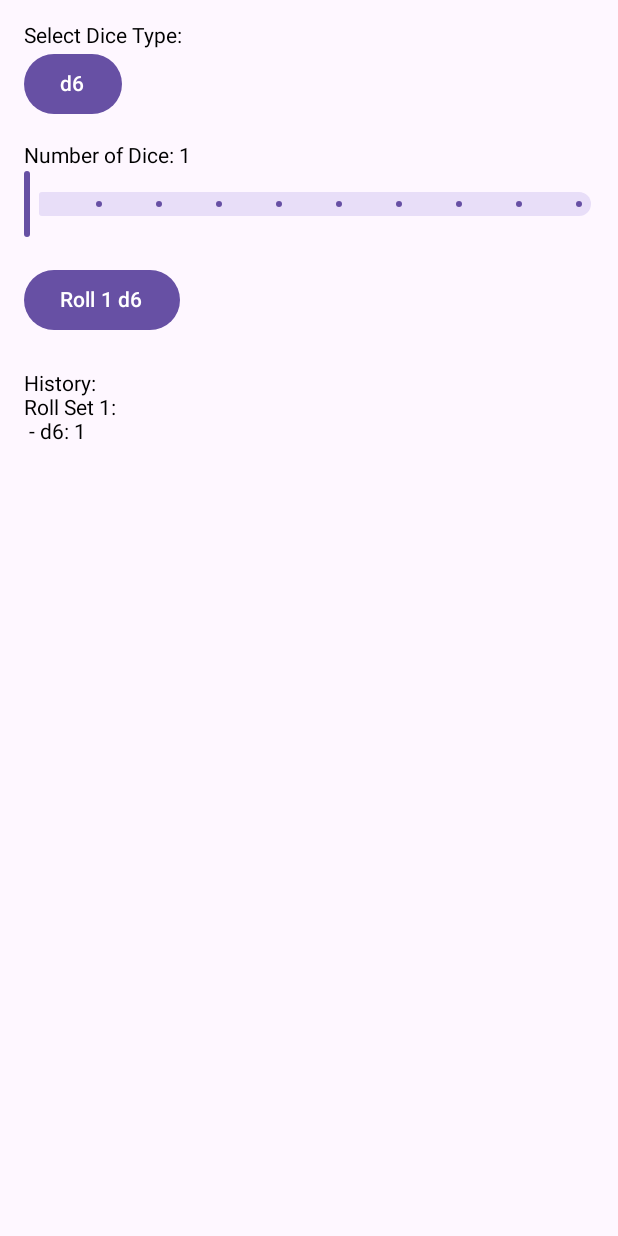
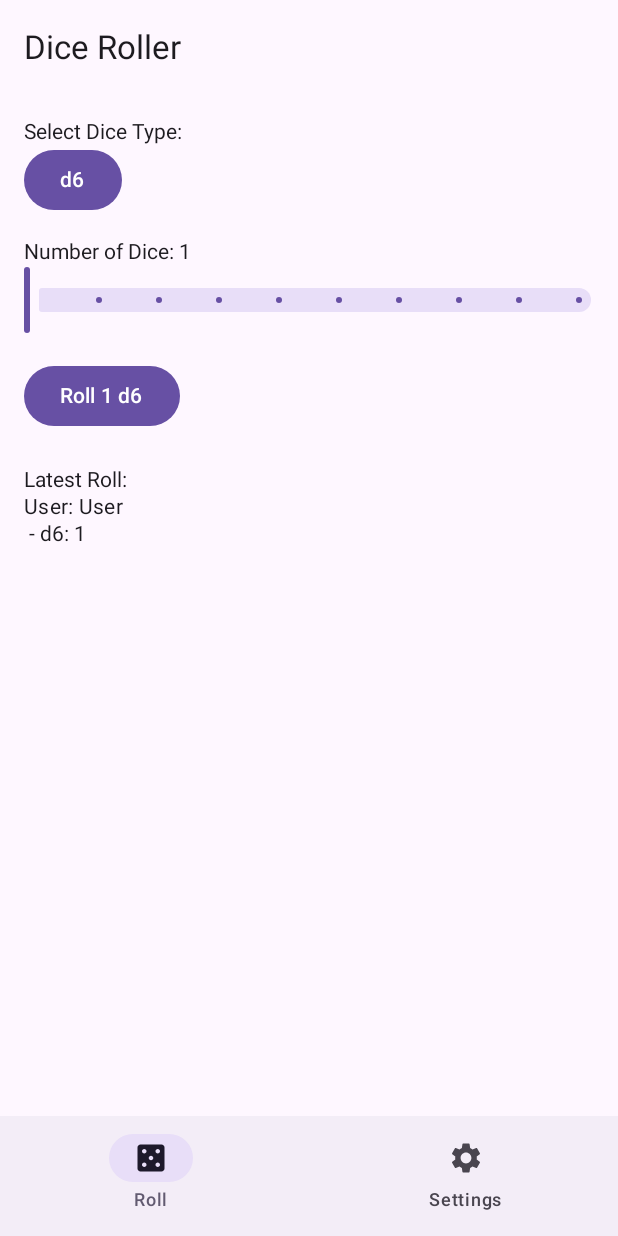
Before and after one commit to Kumo-chan/DMA-dice-roller-mini-projet, an Android app built with Jetpack Compose: the screen it shows after launch (MainActivity), after a tap on an icon or button, on a phone screen of 412 x 824 dp. Run offline under Robolectric (Android 15) with nearby library versions, the phone set to English and light mode, and no system bars; 5 statements that could not run were skipped.

Commit message:
layout changes and nearby fixes

```diff
--- a/app/build.gradle.kts
+++ b/app/build.gradle.kts
@@ -59,6 +59,8 @@ dependencies {
     implementation(libs.androidx.ui.graphics)
     implementation(libs.androidx.ui.tooling.preview)
     implementation(libs.androidx.material3)
+    implementation(libs.androidx.material.icons.extended)
+
     // Compose (tests)
     androidTestImplementation(platform(libs.androidx.compose.bom))
     androidTestImplementation(libs.androidx.ui.test.junit4)
--- a/app/src/main/java/ch/heigvd/iict/dma/dice/roller/MainActivity.kt
+++ b/app/src/main/java/ch/heigvd/iict/dma/dice/roller/MainActivity.kt
@@ -7,6 +7,8 @@ import android.Manifest
 import android.content.pm.PackageManager
 import android.os.Build
 import android.os.Bundle
+import android.os.Handler
+import android.os.Looper
 import android.util.Log
 import android.widget.Toast
 import androidx.activity.ComponentActivity
@@ -16,10 +18,10 @@ import androidx.activity.viewModels
 import androidx.compose.runtime.collectAsState
 import androidx.compose.runtime.getValue
 import androidx.compose.runtime.mutableStateMapOf
+import androidx.compose.runtime.mutableStateOf
 import androidx.core.content.ContextCompat
 import ch.heigvd.iict.dma.dice.roller.roll.Roller
 import ch.heigvd.iict.dma.dice.roller.ui.Layout
-
 
 class MainActivity : ComponentActivity() {
 
@@ -33,6 +35,7 @@ class MainActivity : ComponentActivity() {
     private val connectedDevices = mutableStateMapOf<String, String>()
     private val connectedEndpointIds = mutableSetOf<String>()
     //private val receivedMessages = mutableStateListOf<String>()
+    private var username = mutableStateOf("User")
 
     private val nearbyManager = NearbyManager(this)
     // Create permission launcher
@@ -46,18 +49,61 @@ class MainActivity : ComponentActivity() {
         }
     }
 
+    private val connectionMonitorHandler = Handler(Looper.getMainLooper())
+    private val connectionMonitorRunnable = object : Runnable {
+        override fun run() {
+            // Check if any devices are connected
+            if (connectedEndpointIds.isEmpty()) {
+                // If we should be connected but aren't, restart discovery
+                nearbyManager.stopDiscovery()
+                nearbyManager.stopAdvertising()
+
+                // Add a small delay before restarting
+                connectionMonitorHandler.postDelayed({
+                    nearbyManager.startDiscovery()
+                    nearbyManager.startAdvertising()
+                    Log.d("MainActivity", "Restarted Nearby discovery and advertising")
+                }, 1500)
+            }
+
+            // Schedule next check
+            connectionMonitorHandler.postDelayed(this, 30000) // Check every 30 seconds
+        }
+    }
+
     override fun onCreate(savedInstanceState: Bundle?) {
         super.onCreate(savedInstanceState)
         setContent {
             val history by viewModel.history.collectAsState()
-            layout.MainLayout(rollsResults = history,
+            layout.MainLayout(
+                rollsResults = history,
                 onRollDice = { diceSize, diceCount ->
-                viewModel.addRollsResult(roller.roll(Roll(diceSize, diceCount)))
-            })
+                    val rollResult = roller.roll(username.value, Roll(diceSize, diceCount))
+                    viewModel.addRollsResult(rollResult)
+
+                    // Send roll result to connected devices
+                    for (endpointId in connectedEndpointIds) {
+                        nearbyManager.sendRollResult(endpointId, rollResult)
+                    }
+                },
+                username = username.value,
+                onUsernameChanged = { newUsername ->
+                    username.value = newUsername
+                    // Notify connected devices about username change
+                    for (endpointId in connectedEndpointIds) {
+                        nearbyManager.sendHello(endpointId, newUsername)
+                    }
+                }
+            )
         }
 
+        setupNearbyManager()
         checkAndRequestPermissions()
+        connectionMonitorHandler.post(connectionMonitorRunnable)
 
+    }
+
+    private fun setupNearbyManager() {
         nearbyManager.setConnectionListener(object : NearbyManager.ConnectionListener {
             override fun onDeviceConnected(endpointId: String, deviceName: String) {
                 // Update will now trigger recomposition
@@ -95,7 +141,6 @@ class MainActivity : ComponentActivity() {
 
             override fun onRollResultReceived(endpointId: String, rollsResult: RollsResult) {
                 viewModel.addRollsResult(rollsResult)
-
             }
 
             override fun onDeviceDisconnected(endpointId: String) {
@@ -110,6 +155,10 @@ class MainActivity : ComponentActivity() {
                         Toast.LENGTH_SHORT
                     ).show()
                 }
+            }
+
+            override fun getUsername(): String {
+                return username.value
             }
         })
 
@@ -158,6 +207,14 @@ class MainActivity : ComponentActivity() {
     override fun onPause() {
         super.onPause()
     }
+
+    override fun onDestroy() {
+        super.onDestroy()
+        connectionMonitorHandler.removeCallbacks(connectionMonitorRunnable)
+        nearbyManager.disconnectFromAllEndpoints()
+        nearbyManager.stopAdvertising()
+        nearbyManager.stopDiscovery()
+    }
     private val requestBlePermissionLauncher = registerForActivityResult(ActivityResultContracts.RequestMultiplePermissions()) { permissions ->
 
         val isBLEGranted =  if(Build.VERSION.SDK_INT >= Build.VERSION_CODES.S)
--- a/app/src/main/java/ch/heigvd/iict/dma/dice/roller/NearbyManager.kt
+++ b/app/src/main/java/ch/heigvd/iict/dma/dice/roller/NearbyManager.kt
@@ -20,6 +20,9 @@ import com.google.android.gms.tasks.OnSuccessListener
 
 import RollsResult
 import com.google.gson.Gson
+import java.io.IOException
+import kotlin.collections.remove
+import kotlin.text.contains
 
 sealed class NearbyMessage {
     data class HelloMessage(val username: String) : NearbyMessage()
@@ -58,12 +61,19 @@ class NearbyManager(private val context: Activity) {
         fun onHelloMessageReceived(endpointId: String, username: String)
         fun onRollResultReceived(endpointId: String, rollResult: RollsResult)
         fun onDeviceDisconnected(endpointId: String)
+        fun getUsername(): String
     }
 
     private val STRATEGY: Strategy = Strategy.P2P_CLUSTER
     private val SERVICE_ID = "ch.heigvd.iict.dma.dice.roller"
-    private val advertisingOptions : AdvertisingOptions =
+    private val advertisingOptions: AdvertisingOptions =
         AdvertisingOptions.Builder().setStrategy(STRATEGY).build()
+
+    private val activeConnections = mutableSetOf<String>()
+    fun isConnected(endpointId: String): Boolean {
+        return endpointId in activeConnections
+    }
+
 
     // Add a connection listener field
     private var connectionListener: ConnectionListener? = null
@@ -84,13 +94,24 @@ class NearbyManager(private val context: Activity) {
                         val nearbyMessage = NearbyMessage.deserialize(message)
                         when (nearbyMessage) {
                             is NearbyMessage.HelloMessage -> {
-                                Log.d("NearbyManager", "Received hello from: ${nearbyMessage.username}")
-                                connectionListener?.onHelloMessageReceived(endpointId, nearbyMessage.username)
+                                Log.d(
+                                    "NearbyManager",
+                                    "Received hello from: ${nearbyMessage.username}"
+                                )
+                                connectionListener?.onHelloMessageReceived(
+                                    endpointId,
+                                    nearbyMessage.username
+                                )
                             }
+
                             is NearbyMessage.RollResultMessage -> {
                                 Log.d("NearbyManager", "Received roll result from $endpointId")
-                                connectionListener?.onRollResultReceived(endpointId, nearbyMessage.rollResult)
+                                connectionListener?.onRollResultReceived(
+                                    endpointId,
+                                    nearbyMessage.rollResult
+                                )
                             }
+
                             null -> {
                                 Log.e("NearbyManager", "Received invalid message format: $message")
                             }
@@ -113,7 +134,11 @@ class NearbyManager(private val context: Activity) {
             override fun onEndpointFound(endpointId: String, info: DiscoveredEndpointInfo) {
                 // A nearby endpoint was found. You can initiate a connection here.
                 Nearby.getConnectionsClient(context)
-                    .requestConnection(getLocalUserName(), endpointId, connectionLifecycleCallback)
+                    .requestConnection(
+                        connectionListener?.getUsername().toString(),
+                        endpointId,
+                        connectionLifecycleCallback
+                    )
             }
 
             override fun onEndpointLost(endpointId: String) {
@@ -123,20 +148,29 @@ class NearbyManager(private val context: Activity) {
 
     private val connectionLifecycleCallback = object : ConnectionLifecycleCallback() {
         override fun onConnectionInitiated(endpointId: String, connectionInfo: ConnectionInfo) {
+            try {
                 // Automatically accept the connection on both sides
                 Nearby.getConnectionsClient(context)
                     .acceptConnection(endpointId, payloadCallback)
+                    .addOnFailureListener { e ->
+                        Log.e("NearbyManager", "Failed to accept connection", e)
+                    }
 
-            Log.d("NearbyManager", "Connection initiated with endpoint: $endpointId")
+                Log.d("NearbyManager", "Connection initiated with endpoint: $endpointId (${connectionInfo.endpointName})")
+            } catch (e: Exception) {
+                Log.e("NearbyManager", "Exception during connection initiation", e)
+            }
         }
 
         override fun onConnectionResult(endpointId: String, result: ConnectionResolution) {
             when (result.status.statusCode) {
                 ConnectionsStatusCodes.STATUS_OK -> {
+                    // Add to active connections set
+                    activeConnections.add(endpointId)
                     // We're connected - send our device name
-                    // TODO get name then send it
-                    sendMessage(endpointId, "hello")
+                    sendHello(endpointId, connectionListener?.getUsername().toString())
                     Log.d("NearbyManager", "Connected to endpoint: $endpointId")
+                    connectionListener?.onDeviceConnected(endpointId, endpointId) // Use actual name if available
                 }
                 ConnectionsStatusCodes.STATUS_CONNECTION_REJECTED -> {
                     Log.d("NearbyManager", "Connection rejected by endpoint: $endpointId")
@@ -149,19 +183,22 @@ class NearbyManager(private val context: Activity) {
             }
         }
 
+
         override fun onDisconnected(endpointId: String) {
             Log.d("NearbyManager", "Disconnected from endpoint: $endpointId")
+            activeConnections.remove(endpointId)
             connectionListener?.onDeviceDisconnected(endpointId)
         }
     }
 
 
-
-
     fun startAdvertising() {
         Nearby.getConnectionsClient(context)
             .startAdvertising(
-                getLocalUserName(), SERVICE_ID, connectionLifecycleCallback, advertisingOptions
+                connectionListener?.getUsername().toString(),
+                SERVICE_ID,
+                connectionLifecycleCallback,
+                advertisingOptions
             )
             .addOnSuccessListener(
                 { unused: Void? ->
@@ -188,24 +225,46 @@ class NearbyManager(private val context: Activity) {
                 })
     }
 
-    private fun getLocalUserName(): String {
-        return "Device_" + android.os.Build.MODEL + "_" + android.os.Build.ID
+    fun stopAdvertising() {
+        Nearby.getConnectionsClient(context)
+            .stopAdvertising()
     }
 
+    fun stopDiscovery() {
+        Nearby.getConnectionsClient(context)
+            .stopDiscovery()
+    }
 
-    fun sendMessage(endpointId: String, message: String) {
+    fun disconnectFromAllEndpoints() {
+        if (activeConnections.isNotEmpty()) {
+            Nearby.getConnectionsClient(context).stopAllEndpoints()
+            activeConnections.clear()
+        }
+    }
 
-        val bytesPayload = Payload.fromBytes(message.toByteArray(Charsets.UTF_8))
+    fun retryConnection(endpointId: String) {
+        Log.d("NearbyManager", "Attempting to reconnect to: $endpointId")
+
+        if (activeConnections.contains(endpointId)) {
+            // Already connected, no need to retry
+            return
+        }
 
         Nearby.getConnectionsClient(context)
-            .sendPayload(endpointId, bytesPayload)
+            .requestConnection(
+                connectionListener?.getUsername().toString(),
+                endpointId,
+                connectionLifecycleCallback
+            )
             .addOnSuccessListener {
-                Log.d("NearbyManager", "Message sent successfully to $endpointId")
+                Log.d("NearbyManager", "Reconnection request successful to: $endpointId")
             }
             .addOnFailureListener { e ->
-                Log.e("NearbyManager", "Failed to send message to $endpointId", e)
+                Log.e("NearbyManager", "Reconnection request failed: ${e.message}")
+                connectionListener?.onConnectionFailed(endpointId, "Reconnection failed: ${e.message}")
             }
     }
+
 
     fun sendHello(endpointId: String, username: String) {
         val message = NearbyMessage.HelloMessage(username)
@@ -220,6 +279,12 @@ class NearbyManager(private val context: Activity) {
 
     // Helper method to send serialized messages
     private fun sendSerializedMessage(endpointId: String, serialized: String) {
+        if (!isConnected(endpointId)) {
+            Log.w("NearbyManager", "Attempted to send message to disconnected endpoint: $endpointId")
+            return
+        }
+
+        try {
             val bytesPayload = Payload.fromBytes(serialized.toByteArray(Charsets.UTF_8))
 
             Nearby.getConnectionsClient(context)
@@ -229,6 +294,26 @@ class NearbyManager(private val context: Activity) {
                 }
                 .addOnFailureListener { e ->
                     Log.e("NearbyManager", "Failed to send message to $endpointId", e)
+
+                    // Better error diagnostics
+                    when {
+                        e is IOException && e.message?.contains("closed") == true -> {
+                            Log.w("NearbyManager", "Connection closed, removing endpoint")
+                            activeConnections.remove(endpointId)
+                            connectionListener?.onDeviceDisconnected(endpointId)
+                        }
+                        e.message?.contains("not connected") == true -> {
+                            Log.w("NearbyManager", "Device not connected, removing from active connections")
+                            activeConnections.remove(endpointId)
+                            connectionListener?.onDeviceDisconnected(endpointId)
+                        }
+                        else -> {
+                            Log.e("NearbyManager", "Other send error: ${e.message}")
                         }
                     }
                 }
+        } catch (e: Exception) {
+            Log.e("NearbyManager", "Exception preparing message", e)
+        }
+    }
+}
--- a/app/src/main/java/ch/heigvd/iict/dma/dice/roller/roll/Roller.kt
+++ b/app/src/main/java/ch/heigvd/iict/dma/dice/roller/roll/Roller.kt
@@ -6,13 +6,13 @@ import RollsResult
 import kotlin.random.Random
 
 class Roller {
-    fun roll(roll: Roll) : RollsResult {
+    fun roll(username: String, roll: Roll) : RollsResult {
         val rolls = List(roll.diceNumber.toInt()) {
             RollResult(
                 diceSize = roll.diceSize,
                 result = Random.nextInt(1, roll.diceSize.toInt())
             )
         }
-        return RollsResult(rolls)
+        return RollsResult(username, rolls)
     }
 }
--- a/app/src/main/java/ch/heigvd/iict/dma/dice/roller/ui/Layout.kt
+++ b/app/src/main/java/ch/heigvd/iict/dma/dice/roller/ui/Layout.kt
@@ -1,30 +1,75 @@
 package ch.heigvd.iict.dma.dice.roller.ui
 
 import RollsResult
-import androidx.compose.foundation.layout.Box
-import androidx.compose.foundation.layout.Column
-import androidx.compose.foundation.layout.Row
-import androidx.compose.foundation.layout.Spacer
-import androidx.compose.foundation.layout.height
-import androidx.compose.foundation.layout.padding
-import androidx.compose.material3.Button
-import androidx.compose.material3.DropdownMenu
-import androidx.compose.material3.DropdownMenuItem
-import androidx.compose.material3.Slider
-import androidx.compose.runtime.Composable
-import androidx.compose.ui.tooling.preview.Preview
-import androidx.compose.material3.Text
-import androidx.compose.runtime.getValue
-import androidx.compose.runtime.mutableStateOf
-import androidx.compose.runtime.remember
-import androidx.compose.runtime.setValue
+import androidx.compose.foundation.layout.*
+import androidx.compose.material.icons.Icons
+import androidx.compose.material.icons.filled.Casino
+import androidx.compose.material.icons.filled.Settings
+import androidx.compose.material3.*
+import androidx.compose.runtime.*
 import androidx.compose.ui.Modifier
+import androidx.compose.ui.text.input.TextFieldValue
 import androidx.compose.ui.unit.dp
 
 class Layout {
 
+    enum class Tab {
+        DICE_ROLLER, SETTINGS
+    }
+
+    @OptIn(ExperimentalMaterial3Api::class)
     @Composable
     fun MainLayout(
+        rollsResults: List<RollsResult>,
+        onRollDice: (diceSize: Int, diceCount: Int) -> Unit,
+        username: String = "User",
+        onUsernameChanged: (String) -> Unit = {}
+    ) {
+        var selectedTab by remember { mutableStateOf(Tab.DICE_ROLLER) }
+
+        Scaffold(
+            topBar = {
+                TopAppBar(
+                    title = { Text("Dice Roller") }
+                )
+            },
+            bottomBar = {
+                NavigationBar {
+                    NavigationBarItem(
+                        icon = { Icon(Icons.Default.Casino, contentDescription = "Dice") },
+                        label = { Text("Roll") },
+                        selected = selectedTab == Tab.DICE_ROLLER,
+                        onClick = { selectedTab = Tab.DICE_ROLLER }
+                    )
+                    NavigationBarItem(
+                        icon = { Icon(Icons.Default.Settings, contentDescription = "Settings") },
+                        label = { Text("Settings") },
+                        selected = selectedTab == Tab.SETTINGS,
+                        onClick = { selectedTab = Tab.SETTINGS }
+                    )
+                }
+            }
+        ) { paddingValues ->
+            Column(
+                modifier = Modifier
+                    .padding(paddingValues)
+                    .padding(16.dp)
+                    .fillMaxSize()
+            ) {
+                when (selectedTab) {
+                    Tab.DICE_ROLLER -> RollerTab(rollsResults, onRollDice)
+                    Tab.SETTINGS -> SettingsTab(
+                        username = username,
+                        onUsernameChanged = onUsernameChanged,
+                        rollsResults = rollsResults
+                    )
+                }
+            }
+        }
+    }
+
+    @Composable
+    fun RollerTab(
         rollsResults: List<RollsResult>,
         onRollDice: (diceSize: Int, diceCount: Int) -> Unit
     ) {
@@ -33,7 +78,7 @@ class Layout {
 
         val diceOptions = listOf(4, 6, 8, 10, 12, 20, 100)
 
-        Column(modifier = Modifier.padding(16.dp)) {
+        Column {
             Text("Select Dice Type:")
             DropdownMenuBox(
                 selected = selectedDiceSize,
@@ -56,16 +101,70 @@ class Layout {
             }
 
             Spacer(modifier = Modifier.height(24.dp))
-            Text("History:")
-            rollsResults.forEachIndexed { index, rollsResult ->
-                Text("Roll Set ${index + 1}:")
-                rollsResult.results.forEach { roll ->
+            Text("Latest Roll:")
+            if (rollsResults.isNotEmpty()) {
+                val latestRoll = rollsResults.last()
+                Text("User: ${latestRoll.username}", style = MaterialTheme.typography.bodyMedium)
+                latestRoll.results.forEach { roll ->
                     Text(" - d${roll.diceSize}: ${roll.result}")
                 }
-                Spacer(modifier = Modifier.height(8.dp))
             }
         }
     }
+
+    @Composable
+    fun SettingsTab(
+        username: String,
+        onUsernameChanged: (String) -> Unit,
+        rollsResults: List<RollsResult>
+    ) {
+        var usernameState by remember { mutableStateOf(TextFieldValue(username)) }
+
+        Column {
+            Text("Settings", style = MaterialTheme.typography.headlineSmall)
+            Spacer(modifier = Modifier.height(16.dp))
+
+            Text("Your Username:")
+            TextField(
+                value = usernameState,
+                onValueChange = {
+                    usernameState = it
+                    onUsernameChanged(it.text)
+                },
+                singleLine = true,
+                modifier = Modifier.fillMaxWidth()
+            )
+
+            Spacer(modifier = Modifier.height(24.dp))
+
+            Text("Roll History", style = MaterialTheme.typography.titleMedium)
+            Spacer(modifier = Modifier.height(8.dp))
+
+            if (rollsResults.isEmpty()) {
+                Text("No rolls yet")
+            } else {
+                Column {
+                    rollsResults.forEachIndexed { index, rollsResult ->
+                        Card(
+                            modifier = Modifier
+                                .fillMaxWidth()
+                                .padding(vertical = 4.dp)
+                        ) {
+                            Column(modifier = Modifier.padding(8.dp)) {
+                                Text("Roll Set ${index + 1} by ${rollsResult.username}:",
+                                    style = MaterialTheme.typography.bodyMedium)
+                                rollsResult.results.forEach { roll ->
+                                    Text(" - d${roll.diceSize}: ${roll.result}")
+                                }
+                            }
+                        }
+                        Spacer(modifier = Modifier.height(4.dp))
+                    }
+                }
+            }
+        }
+    }
+
     @Composable
     fun DropdownMenuBox(
         selected: Int,
--- a/app/src/main/java/ch/heigvd/iict/dma/dice/roller/viewmodels/Historic.kt
+++ b/app/src/main/java/ch/heigvd/iict/dma/dice/roller/viewmodels/Historic.kt
@@ -4,9 +4,8 @@ import kotlinx.coroutines.flow.StateFlow
 import kotlinx.coroutines.flow.asStateFlow
 
 data class Roll(val diceSize: Number, val diceNumber: Number )
-//TODO add username to roll result
 data class RollResult(val diceSize: Number, val result: Number)
-data class RollsResult(val results: List<RollResult>)
+data class RollsResult(val username: String, val results: List<RollResult>)
 class HistoricViewModel : ViewModel() {
 
     private val _history = MutableStateFlow<List<RollsResult>>(emptyList())
--- a/gradle/libs.versions.toml
+++ b/gradle/libs.versions.toml
@@ -10,6 +10,7 @@ activity = "1.10.1"
 fragment = "1.8.6"
 constraintlayout = "2.2.1"
 lifecycle = "2.8.7"
+materialIconsExtended = "1.7.8"
 runtimeAndroid = "1.8.1"
 uiToolingPreviewAndroid = "1.8.1"
 material3Android = "1.3.2"
@@ -18,6 +19,7 @@ composeBom = "2024.11.00"
 
 [libraries]
 androidx-core-ktx = { group = "androidx.core", name = "core-ktx", version.ref = "coreKtx" }
+androidx-material-icons-extended = { module = "androidx.compose.material:material-icons-extended", version.ref = "materialIconsExtended" }
 ble = { module = "no.nordicsemi.android:ble", version.ref = "ble" }
 ble-ktx = { module = "no.nordicsemi.android:ble-ktx", version.ref = "ble" }
 androidx-appcompat = { group = "androidx.appcompat", name = "appcompat", version.ref = "appcompat" }
```
Lines whose indentation alone changed are shown as unchanged.
